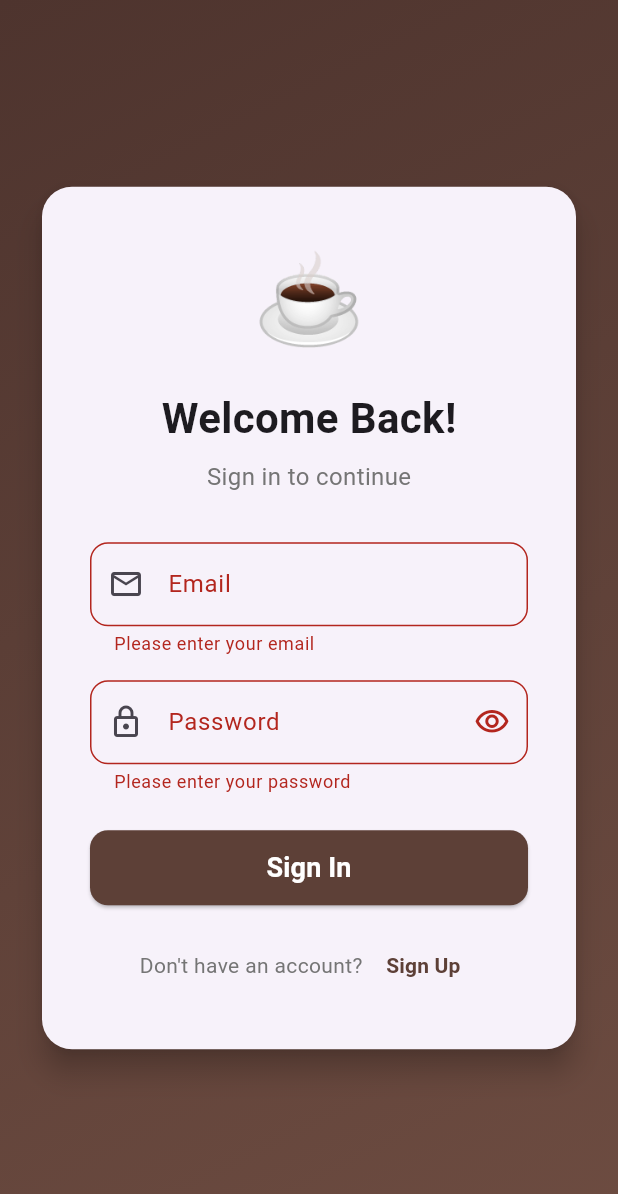
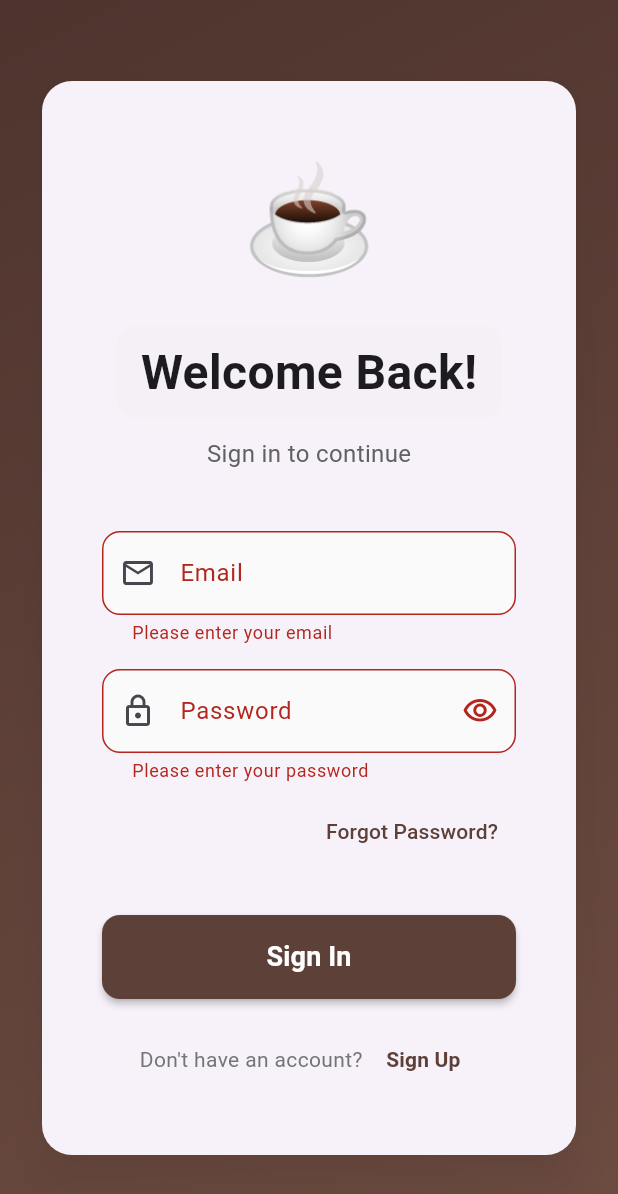
Before and after one commit to HasithHeshika/CoffeeShopApp, a Flutter app: the LoginScreen screen opened directly, after a tap on "Sign In", on a phone screen of 412 x 824 dp. Shown: the top 1194 px of the screen. Run offline on Flutter 3.47's test engine with Material 3 defaults, Android fonts, the phone set to English and light mode, and no system bars; our stand-ins replace cloud_firestore, firebase_auth, firebase_core; accounts and stored records are empty; network calls fail.

Commit message:
Login screen UI improvement

```diff
--- a/lib/screens/login_screen.dart
+++ b/lib/screens/login_screen.dart
@@ -44,7 +44,16 @@ class _LoginScreenState extends State<LoginScreen> {
     } else {
       if (mounted) {
         ScaffoldMessenger.of(context).showSnackBar(
-          SnackBar(content: Text(error), backgroundColor: Colors.red),
+          SnackBar(
+            content: Text(error),
+            backgroundColor: Colors.red,
+            behavior: SnackBarBehavior.floating,
+            shape: RoundedRectangleBorder(
+              borderRadius: BorderRadius.circular(8),
+            ),
+            elevation: 6,
+            margin: const EdgeInsets.all(16),
+          ),
         );
       }
     }
@@ -78,12 +87,13 @@ class _LoginScreenState extends State<LoginScreen> {
                 child: ConstrainedBox(
                   constraints: const BoxConstraints(maxWidth: 450),
                   child: Card(
-                    elevation: 8,
+                    elevation: 12,
+                    shadowColor: Colors.brown.withOpacity(0.5),
                     shape: RoundedRectangleBorder(
                       borderRadius: BorderRadius.circular(20),
                     ),
                     child: Padding(
-                      padding: const EdgeInsets.all(32),
+                      padding: const EdgeInsets.all(40),
                       child: Form(
                         key: _formKey,
                         child: Column(
@@ -91,33 +101,57 @@ class _LoginScreenState extends State<LoginScreen> {
                           children: [
                             const Text(
                               '☕',
-                              style: TextStyle(fontSize: 60),
+                              style: TextStyle(fontSize: 72),
                             ),
-                            const SizedBox(height: 16),
-                            const Text(
-                              'Welcome Back!',
-                              style: TextStyle(
-                                fontSize: 28,
-                                fontWeight: FontWeight.bold,
+                            const SizedBox(height: 20),
+                            Container(
+                              padding: const EdgeInsets.symmetric(
+                                horizontal: 16,
+                                vertical: 8,
+                              ),
+                              decoration: BoxDecoration(
+                                color: Colors.brown[50]?.withOpacity(0.3),
+                                borderRadius: BorderRadius.circular(12),
+                              ),
+                              child: const Text(
+                                'Welcome Back!',
+                                style: TextStyle(
+                                  fontSize: 32,
+                                  fontWeight: FontWeight.bold,
+                                ),
                               ),
                             ),
-                            const SizedBox(height: 8),
+                            const SizedBox(height: 12),
                             Text(
                               'Sign in to continue',
                               style: TextStyle(
                                 fontSize: 16,
-                                color: Colors.grey[600],
+                                color: Colors.grey[700],
                               ),
                             ),
-                            const SizedBox(height: 32),
+                            const SizedBox(height: 40),
                             TextFormField(
                               controller: _emailController,
                               keyboardType: TextInputType.emailAddress,
                               decoration: InputDecoration(
                                 labelText: 'Email',
+                                labelStyle: const TextStyle(fontSize: 16),
                                 prefixIcon: const Icon(Icons.email_outlined),
+                                filled: true,
+                                fillColor: Colors.grey[50],
+                                contentPadding: const EdgeInsets.symmetric(
+                                  horizontal: 16,
+                                  vertical: 16,
+                                ),
                                 border: OutlineInputBorder(
                                   borderRadius: BorderRadius.circular(12),
+                                ),
+                                focusedBorder: OutlineInputBorder(
+                                  borderRadius: BorderRadius.circular(12),
+                                  borderSide: BorderSide(
+                                    color: Colors.brown[700]!,
+                                    width: 2,
+                                  ),
                                 ),
                               ),
                               validator: (value) {
@@ -136,7 +170,14 @@ class _LoginScreenState extends State<LoginScreen> {
                               obscureText: _obscurePassword,
                               decoration: InputDecoration(
                                 labelText: 'Password',
+                                labelStyle: const TextStyle(fontSize: 16),
                                 prefixIcon: const Icon(Icons.lock_outlined),
+                                filled: true,
+                                fillColor: Colors.grey[50],
+                                contentPadding: const EdgeInsets.symmetric(
+                                  horizontal: 16,
+                                  vertical: 16,
+                                ),
                                 suffixIcon: IconButton(
                                   icon: Icon(
                                     _obscurePassword
@@ -152,6 +193,13 @@ class _LoginScreenState extends State<LoginScreen> {
                                 border: OutlineInputBorder(
                                   borderRadius: BorderRadius.circular(12),
                                 ),
+                                focusedBorder: OutlineInputBorder(
+                                  borderRadius: BorderRadius.circular(12),
+                                  borderSide: BorderSide(
+                                    color: Colors.brown[700]!,
+                                    width: 2,
+                                  ),
+                                ),
                               ),
                               validator: (value) {
                                 if (value == null || value.isEmpty) {
@@ -163,22 +211,56 @@ class _LoginScreenState extends State<LoginScreen> {
                                 return null;
                               },
                             ),
-                            const SizedBox(height: 24),
+                            const SizedBox(height: 8),
+                            Align(
+                              alignment: Alignment.centerRight,
+                              child: TextButton(
+                                onPressed: () {
+                                  showDialog(
+                                    context: context,
+                                    builder: (context) => AlertDialog(
+                                      title: const Text('Forgot Password?'),
+                                      content: const Text(
+                                        'Password reset functionality will be available soon. Please contact support for assistance.',
+                                      ),
+                                      actions: [
+                                        TextButton(
+                                          onPressed: () {
+                                            Navigator.of(context).pop();
+                                          },
+                                          child: const Text('OK'),
+                                        ),
+                                      ],
+                                    ),
+                                  );
+                                },
+                                child: Text(
+                                  'Forgot Password?',
+                                  style: TextStyle(
+                                    fontSize: 14,
+                                    color: Colors.brown[700],
+                                  ),
+                                ),
+                              ),
+                            ),
+                            const SizedBox(height: 32),
                             SizedBox(
                               width: double.infinity,
-                              height: 50,
+                              height: 56,
                               child: ElevatedButton(
                                 onPressed: _isLoading ? null : _signIn,
                                 style: ElevatedButton.styleFrom(
                                   backgroundColor: Colors.brown[700],
+                                  disabledBackgroundColor: Colors.grey[400],
+                                  elevation: 2,
                                   shape: RoundedRectangleBorder(
                                     borderRadius: BorderRadius.circular(12),
                                   ),
                                 ),
                                 child: _isLoading
                                     ? const SizedBox(
-                                        height: 20,
-                                        width: 20,
+                                        height: 24,
+                                        width: 24,
                                         child: CircularProgressIndicator(
                                           color: Colors.white,
                                           strokeWidth: 2,
```
